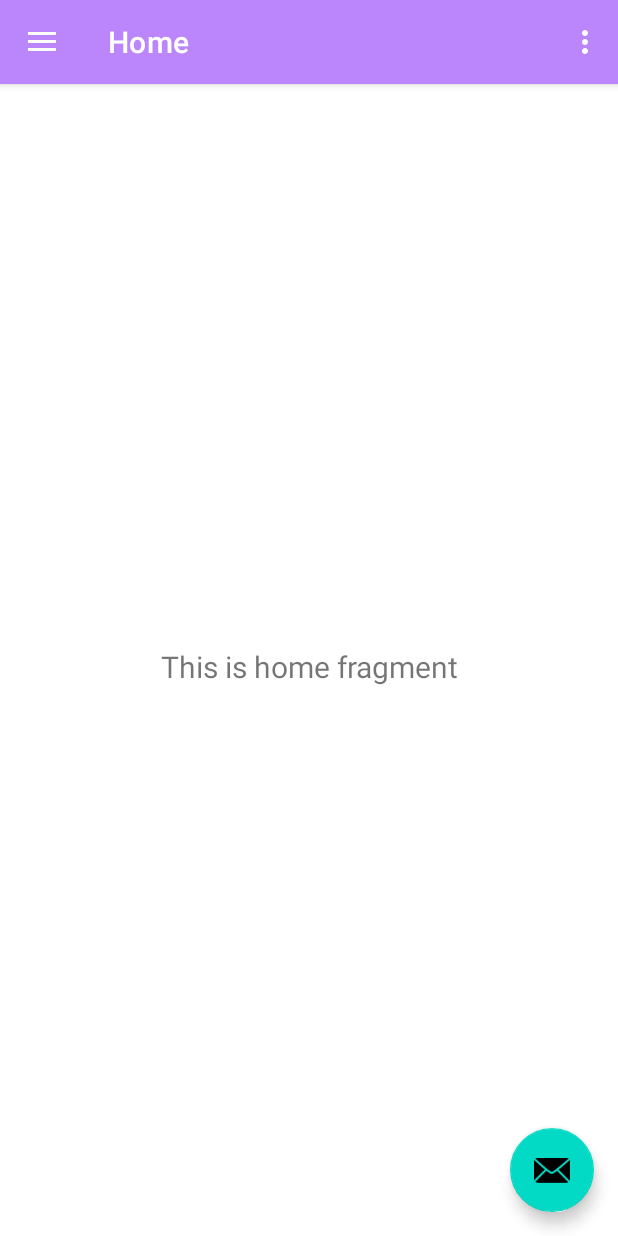
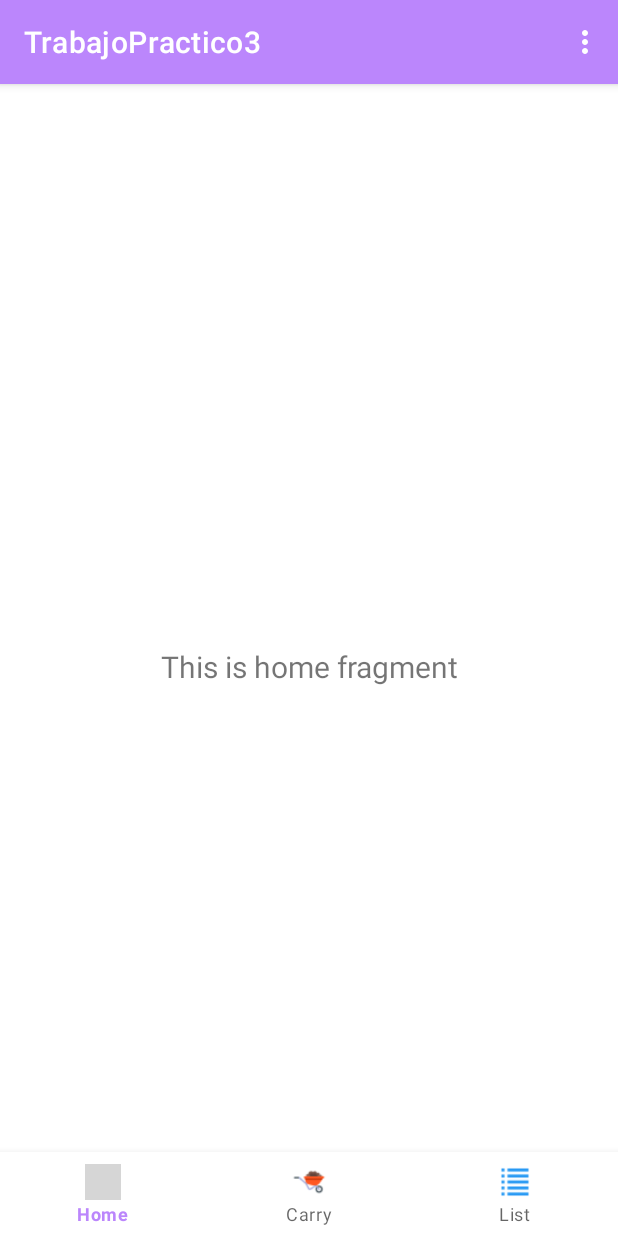
Before and after one commit to Fermin2049/TrabajoPracticoNotasAndroid, an Android app: the MainActivity screen opened directly, with no data from a screen before it, on a phone screen of 412 x 824 dp. Run offline under Robolectric (Android 15) with nearby library versions, the phone set to English and light mode, and no system bars; our stand-ins replace navigation-ui; grey boxes are pictures that could not be loaded.

Commit message:
funciono barra navegacion

```diff
--- a/app/src/main/java/com/fermin2049/trabajopractico3/MainActivity.java
+++ b/app/src/main/java/com/fermin2049/trabajopractico3/MainActivity.java
@@ -4,6 +4,7 @@ import android.os.Bundle;
 import android.view.View;
 import android.view.Menu;
 
+import com.google.android.material.bottomnavigation.BottomNavigationView;
 import com.google.android.material.snackbar.Snackbar;
 import com.google.android.material.navigation.NavigationView;
 
@@ -30,29 +31,17 @@ public class MainActivity extends AppCompatActivity {
         setContentView(binding.getRoot());
 
         setSupportActionBar(binding.appBarMain.toolbar);
-        binding.appBarMain.fab.setOnClickListener(new View.OnClickListener() {
-            @Override
-            public void onClick(View view) {
-                Snackbar.make(view, "Replace with your own action", Snackbar.LENGTH_LONG)
-                        .setAction("Action", null)
-                        .setAnchorView(R.id.fab).show();
-            }
-        });
-        DrawerLayout drawer = binding.drawerLayout;
-        NavigationView navigationView = binding.navView;
 
-        // Desactivar tinte de íconos
-        navigationView.setItemIconTintList(null);
+        // Configura el BottomNavigationView
+        BottomNavigationView bottomNavigationView = findViewById(R.id.bottom_navigation);
+        bottomNavigationView.setItemIconTintList(null); // Desactiva el tinte predeterminado de los íconos
 
-        // Configuración de la barra de navegación
-        mAppBarConfiguration = new AppBarConfiguration.Builder(
-                R.id.nav_home, R.id.nav_carry, R.id.nav_list)
-                .setOpenableLayout(drawer)
-                .build();
+
+        // Configura el NavController
         NavController navController = Navigation.findNavController(this, R.id.nav_host_fragment_content_main);
-        NavigationUI.setupActionBarWithNavController(this, navController, mAppBarConfiguration);
-        NavigationUI.setupWithNavController(navigationView, navController);
+        NavigationUI.setupWithNavController(bottomNavigationView, navController);
     }
+
 
 
     @Override
--- a/app/src/main/res/layout/activity_main.xml
+++ b/app/src/main/res/layout/activity_main.xml
@@ -1,12 +1,8 @@
-<?xml version="1.0" encoding="utf-8"?>
-<androidx.drawerlayout.widget.DrawerLayout xmlns:android="http://schemas.android.com/apk/res/android"
+<androidx.coordinatorlayout.widget.CoordinatorLayout
+    xmlns:android="http://schemas.android.com/apk/res/android"
     xmlns:app="http://schemas.android.com/apk/res-auto"
-    xmlns:tools="http://schemas.android.com/tools"
-    android:id="@+id/drawer_layout"
     android:layout_width="match_parent"
-    android:layout_height="match_parent"
-    android:fitsSystemWindows="true"
-    tools:openDrawer="start">
+    android:layout_height="match_parent">
 
     <include
         android:id="@+id/app_bar_main"
@@ -14,12 +10,12 @@
         android:layout_width="match_parent"
         android:layout_height="match_parent" />
 
-    <com.google.android.material.navigation.NavigationView
-        android:id="@+id/nav_view"
-        android:layout_width="wrap_content"
-        android:layout_height="match_parent"
-        android:layout_gravity="start"
-        android:fitsSystemWindows="true"
-        app:headerLayout="@layout/nav_header_main"
-        app:menu="@menu/activity_main_drawer" />
-</androidx.drawerlayout.widget.DrawerLayout>
+    <!-- Bottom Navigation Bar -->
+    <com.google.android.material.bottomnavigation.BottomNavigationView
+        android:id="@+id/bottom_navigation"
+        android:layout_width="match_parent"
+        android:layout_height="wrap_content"
+        android:layout_gravity="bottom"
+        app:menu="@menu/bottom_nav_menu" />
+
+</androidx.coordinatorlayout.widget.CoordinatorLayout>
--- a/app/src/main/res/layout/app_bar_main.xml
+++ b/app/src/main/res/layout/app_bar_main.xml
@@ -22,13 +22,4 @@
 
     <include layout="@layout/content_main" />
 
-    <com.google.android.material.floatingactionbutton.FloatingActionButton
-        android:id="@+id/fab"
-        android:layout_width="wrap_content"
-        android:layout_height="wrap_content"
-        android:layout_gravity="bottom|end"
-        android:layout_marginEnd="@dimen/fab_margin"
-        android:layout_marginBottom="16dp"
-        app:srcCompat="@android:drawable/ic_dialog_email" />
-
 </androidx.coordinatorlayout.widget.CoordinatorLayout>
--- /dev/null
+++ b/app/src/main/res/menu/bottom_nav_menu.xml
@@ -0,0 +1,17 @@
+<?xml version="1.0" encoding="utf-8"?>
+<menu xmlns:android="http://schemas.android.com/apk/res/android">
+    <item
+        android:id="@+id/nav_home"
+        android:icon="@drawable/home"
+        android:title="Home" />
+
+    <item
+        android:id="@+id/nav_carry"
+        android:icon="@drawable/carry"
+        android:title="Carry" />
+
+    <item
+        android:id="@+id/nav_list"
+        android:icon="@drawable/list"
+        android:title="List" />
+</menu>
```
